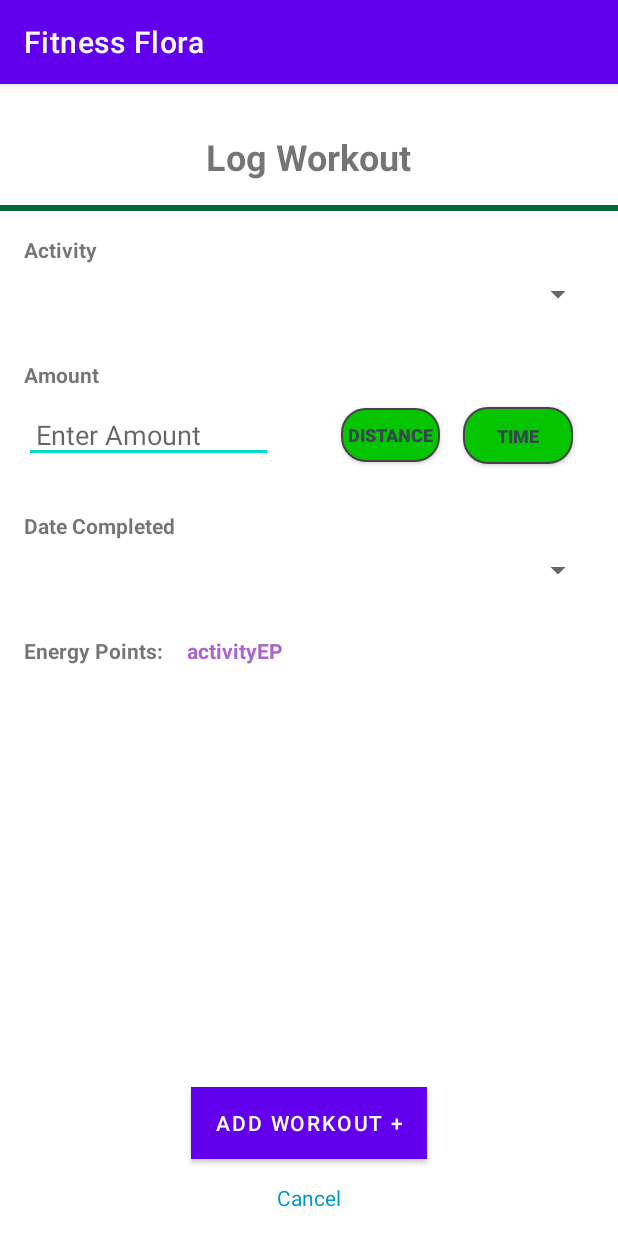
After one commit to CS5520FeinbergSpring2024/team-project-group1, an Android app: the LogWorkoutActivity screen opened directly, with no data from a screen before it, on a phone screen of 412 x 824 dp. The commit adds this screen. Run offline under Robolectric (Android 15) with nearby library versions, the phone set to English and light mode, and no system bars.

Commit message:
linked Log Workout to profile home

```diff
--- /dev/null
+++ b/app/src/main/java/edu/northeastern/new_final/LogWorkoutActivity.java
@@ -0,0 +1,14 @@
+package edu.northeastern.new_final;
+
+import androidx.appcompat.app.AppCompatActivity;
+
+import android.os.Bundle;
+
+public class LogWorkoutActivity extends AppCompatActivity {
+
+    @Override
+    protected void onCreate(Bundle savedInstanceState) {
+        super.onCreate(savedInstanceState);
+        setContentView(R.layout.activity_log_workout);
+    }
+}
--- a/app/src/main/java/edu/northeastern/new_final/ui/profile/HomeFragment.java
+++ b/app/src/main/java/edu/northeastern/new_final/ui/profile/HomeFragment.java
@@ -2,6 +2,7 @@ package edu.northeastern.new_final.ui.profile;
 
 import androidx.lifecycle.ViewModelProvider;
 
+import android.content.Intent;
 import android.os.Bundle;
 
 import androidx.annotation.NonNull;
@@ -11,7 +12,9 @@ import androidx.fragment.app.Fragment;
 import android.view.LayoutInflater;
 import android.view.View;
 import android.view.ViewGroup;
+import android.widget.Button;
 
+import edu.northeastern.new_final.LogWorkoutActivity;
 import edu.northeastern.new_final.R;
 
 public class HomeFragment extends Fragment {
@@ -35,4 +38,27 @@ public class HomeFragment extends Fragment {
         // TODO: Use the ViewModel
     }
 
+
+    @Override
+    public void onViewCreated(@NonNull View view, @Nullable Bundle savedInstanceState) {
+        super.onViewCreated(view, savedInstanceState);
+
+        Button buttonLogWorkout = view.findViewById(R.id.button_logWorkout); // Assuming the button ID is button_log_workout
+        buttonLogWorkout.setOnClickListener(new View.OnClickListener() {
+            @Override
+            public void onClick(View v) {
+                startLogWorkoutActivity(v);
+            }
+        });
+    }
+
+
+
+    public void startLogWorkoutActivity(View view) {
+        Intent intent = new Intent(getContext(), LogWorkoutActivity.class);
+        startActivity(intent);
+    }
+
+
+
 }
--- /dev/null
+++ b/app/src/main/res/layout/activity_log_workout.xml
@@ -0,0 +1,214 @@
+<?xml version="1.0" encoding="utf-8"?>
+<androidx.constraintlayout.widget.ConstraintLayout xmlns:android="http://schemas.android.com/apk/res/android"
+    xmlns:app="http://schemas.android.com/apk/res-auto"
+    xmlns:tools="http://schemas.android.com/tools"
+    android:id="@+id/distanceToggle"
+    android:layout_width="match_parent"
+    android:layout_height="match_parent"
+    android:background="@android:color/white">
+
+    <TextView
+        android:id="@+id/textViewTitle"
+        android:layout_width="wrap_content"
+        android:layout_height="wrap_content"
+        android:layout_marginTop="32dp"
+        android:text="Log Workout"
+        android:textSize="24sp"
+        android:textStyle="bold"
+        app:layout_constraintEnd_toEndOf="parent"
+        app:layout_constraintStart_toStartOf="parent"
+        app:layout_constraintTop_toTopOf="parent" />
+
+    <View
+        android:id="@+id/greenStripe"
+        android:layout_width="0dp"
+        android:layout_height="4dp"
+        android:layout_marginTop="16dp"
+        android:background="#006838"
+        app:layout_constraintEnd_toEndOf="parent"
+        app:layout_constraintStart_toStartOf="parent"
+        app:layout_constraintTop_toBottomOf="@id/textViewTitle" />
+
+    <TextView
+        android:id="@+id/textViewActivity"
+        android:layout_width="wrap_content"
+        android:layout_height="wrap_content"
+        android:layout_marginStart="16dp"
+        android:layout_marginTop="16dp"
+        android:text="Activity"
+        android:textStyle="bold"
+        app:layout_constraintStart_toStartOf="parent"
+        app:layout_constraintTop_toBottomOf="@id/greenStripe" />
+
+    <Spinner
+        android:id="@+id/spinnerActivity"
+        android:layout_width="0dp"
+        android:layout_height="wrap_content"
+        android:layout_marginStart="16dp"
+        android:layout_marginTop="8dp"
+        android:layout_marginEnd="16dp"
+        app:layout_constraintEnd_toEndOf="parent"
+        app:layout_constraintStart_toStartOf="parent"
+        app:layout_constraintTop_toBottomOf="@id/textViewActivity" />
+
+    <TextView
+        android:id="@+id/textViewAmount"
+        android:layout_width="wrap_content"
+        android:layout_height="wrap_content"
+        android:layout_marginStart="16dp"
+        android:layout_marginTop="32dp"
+        android:text="Amount"
+        android:textStyle="bold"
+        app:layout_constraintStart_toStartOf="parent"
+        app:layout_constraintTop_toBottomOf="@id/spinnerActivity" />
+
+    <EditText
+        android:id="@+id/editTextAmount"
+        android:layout_width="166dp"
+        android:layout_height="37dp"
+        android:layout_marginStart="16dp"
+        android:layout_marginTop="12dp"
+        android:layout_marginEnd="16dp"
+        android:hint="Enter Amount"
+        android:paddingStart="8dp"
+        android:paddingTop="4dp"
+        android:paddingEnd="8dp"
+        android:paddingBottom="4dp"
+        app:layout_constraintEnd_toEndOf="parent"
+        app:layout_constraintHorizontal_bias="0.0"
+        app:layout_constraintStart_toStartOf="parent"
+        app:layout_constraintTop_toBottomOf="@id/textViewAmount" />
+
+    <LinearLayout
+        android:layout_width="match_parent"
+        android:layout_height="wrap_content"
+        android:orientation="horizontal"
+        android:padding="8dp">
+
+    </LinearLayout>
+
+    <TextView
+        android:id="@+id/textViewDateCompleted"
+        android:layout_width="wrap_content"
+        android:layout_height="wrap_content"
+        android:layout_marginStart="16dp"
+        android:layout_marginTop="32dp"
+        android:text="Date Completed"
+        android:textStyle="bold"
+        app:layout_constraintStart_toStartOf="parent"
+        app:layout_constraintTop_toBottomOf="@id/editTextAmount" />
+
+    <Spinner
+        android:id="@+id/spinnerDateCompleted"
+        android:layout_width="0dp"
+        android:layout_height="wrap_content"
+        android:layout_marginStart="16dp"
+        android:layout_marginTop="8dp"
+        android:layout_marginEnd="16dp"
+        app:layout_constraintEnd_toEndOf="parent"
+        app:layout_constraintStart_toStartOf="parent"
+        app:layout_constraintTop_toBottomOf="@id/textViewDateCompleted" />
+
+    <LinearLayout
+        android:id="@+id/rowEnergyPoints"
+        android:layout_width="0dp"
+        android:layout_height="wrap_content"
+        android:layout_marginStart="16dp"
+        android:layout_marginTop="32dp"
+        android:layout_marginEnd="16dp"
+        android:orientation="horizontal"
+        app:layout_constraintEnd_toEndOf="parent"
+        app:layout_constraintStart_toStartOf="parent"
+        app:layout_constraintTop_toBottomOf="@id/spinnerDateCompleted">
+
+        <TextView
+            android:id="@+id/textViewEnergyPoints"
+            android:layout_width="wrap_content"
+            android:layout_height="wrap_content"
+            android:text="Energy Points:"
+            android:textStyle="bold" />
+
+        <TextView
+            android:id="@+id/textViewActivityEP"
+            android:layout_width="wrap_content"
+            android:layout_height="match_parent"
+            android:layout_marginStart="16dp"
+            android:text="activityEP"
+            android:textColor="@android:color/holo_purple"
+            android:textStyle="bold" />
+
+    </LinearLayout>
+
+    <Button
+        android:id="@+id/buttonAddWorkout"
+        android:layout_width="wrap_content"
+        android:layout_height="wrap_content"
+        android:layout_marginStart="32dp"
+        android:layout_marginTop="16dp"
+        android:layout_marginEnd="32dp"
+        android:layout_marginBottom="16dp"
+        android:background="#006838"
+        android:paddingStart="16dp"
+        android:paddingTop="8dp"
+        android:paddingEnd="16dp"
+        android:paddingBottom="8dp"
+        android:text="Add Workout +"
+        android:textColor="@android:color/white"
+        app:layout_constraintBottom_toTopOf="@id/buttonCancel"
+        app:layout_constraintEnd_toEndOf="parent"
+        app:layout_constraintStart_toStartOf="parent" />
+
+    <TextView
+        android:id="@+id/buttonCancel"
+        android:layout_width="wrap_content"
+        android:layout_height="wrap_content"
+        android:layout_marginBottom="16dp"
+        android:text="Cancel"
+        android:textColor="@android:color/holo_blue_dark"
+        app:layout_constraintBottom_toBottomOf="parent"
+        app:layout_constraintEnd_toEndOf="parent"
+        app:layout_constraintStart_toStartOf="parent" />
+
+    <ToggleButton
+        android:id="@+id/toggleButtonTime"
+        android:layout_width="73dp"
+        android:layout_height="38dp"
+        android:layout_marginTop="12dp"
+        android:layout_weight="1"
+        android:background="@drawable/toggle_button_border"
+        android:checked="false"
+        android:text="Time"
+        android:textColor="#36454F"
+        android:textOff="Time"
+        android:textOn="Time"
+        android:textSize="12sp"
+        android:textStyle="bold"
+        app:layout_constraintBottom_toTopOf="@+id/textViewDateCompleted"
+        app:layout_constraintEnd_toEndOf="parent"
+        app:layout_constraintHorizontal_bias="0.807"
+        app:layout_constraintStart_toEndOf="@+id/editTextAmount"
+        app:layout_constraintTop_toBottomOf="@+id/textViewAmount"
+        app:layout_constraintVertical_bias="0.0" />
+
+    <ToggleButton
+        android:id="@+id/toggleButtonDistance"
+        android:layout_width="66dp"
+        android:layout_height="36dp"
+        android:layout_weight="1"
+        android:background="@drawable/toggle_button_border"
+        android:checked="true"
+        android:text="Distance"
+        android:textColor="#36454F"
+        android:textOff="Distance"
+        android:textOn="Distance"
+        android:textSize="12sp"
+        android:textStyle="bold"
+        app:layout_constraintBottom_toTopOf="@+id/textViewDateCompleted"
+        app:layout_constraintEnd_toStartOf="@+id/toggleButtonTime"
+        app:layout_constraintHorizontal_bias="0.75"
+        app:layout_constraintStart_toEndOf="@+id/editTextAmount"
+        app:layout_constraintTop_toBottomOf="@+id/textViewAmount"
+        app:layout_constraintVertical_bias="0.282" />
+
+
+</androidx.constraintlayout.widget.ConstraintLayout>
--- a/app/src/main/res/layout/activity_login.xml
+++ b/app/src/main/res/layout/activity_login.xml
@@ -1,5 +1,6 @@
 <?xml version="1.0" encoding="utf-8"?>
-<androidx.constraintlayout.widget.ConstraintLayout xmlns:android="http://schemas.android.com/apk/res/android"
+<androidx.constraintlayout.widget.ConstraintLayout
+    xmlns:android="http://schemas.android.com/apk/res/android"
     xmlns:app="http://schemas.android.com/apk/res-auto"
     xmlns:tools="http://schemas.android.com/tools"
     android:background="@color/green_background"
--- a/app/src/main/res/layout/fragment_home.xml
+++ b/app/src/main/res/layout/fragment_home.xml
@@ -54,12 +54,12 @@
         android:layout_width="wrap_content"
         android:layout_height="wrap_content"
         android:layout_marginTop="8dp"
+        android:layout_marginEnd="25dp"
+        android:backgroundTint="@color/forest_green"
+
         android:text="@string/button_logWorkout"
         android:textSize="12dp"
-        android:backgroundTint="@color/forest_green"
-        android:layout_marginEnd="25dp"
         app:layout_constraintEnd_toEndOf="parent"
-
         app:layout_constraintTop_toTopOf="parent" />
 
 
--- a/app/src/main/res/values/strings.xml
+++ b/app/src/main/res/values/strings.xml
@@ -27,7 +27,6 @@
     <string name="energyPoints_label">Total Energy Points </string>
     <string name="energyPoints_number">25 </string>
     <string name="personal_goals">Personal Goals: </string>
-
 
 
     <string name="large_text">
```
Also changed, not shown: app/src/main/AndroidManifest.xml (+6 -5 lines).
